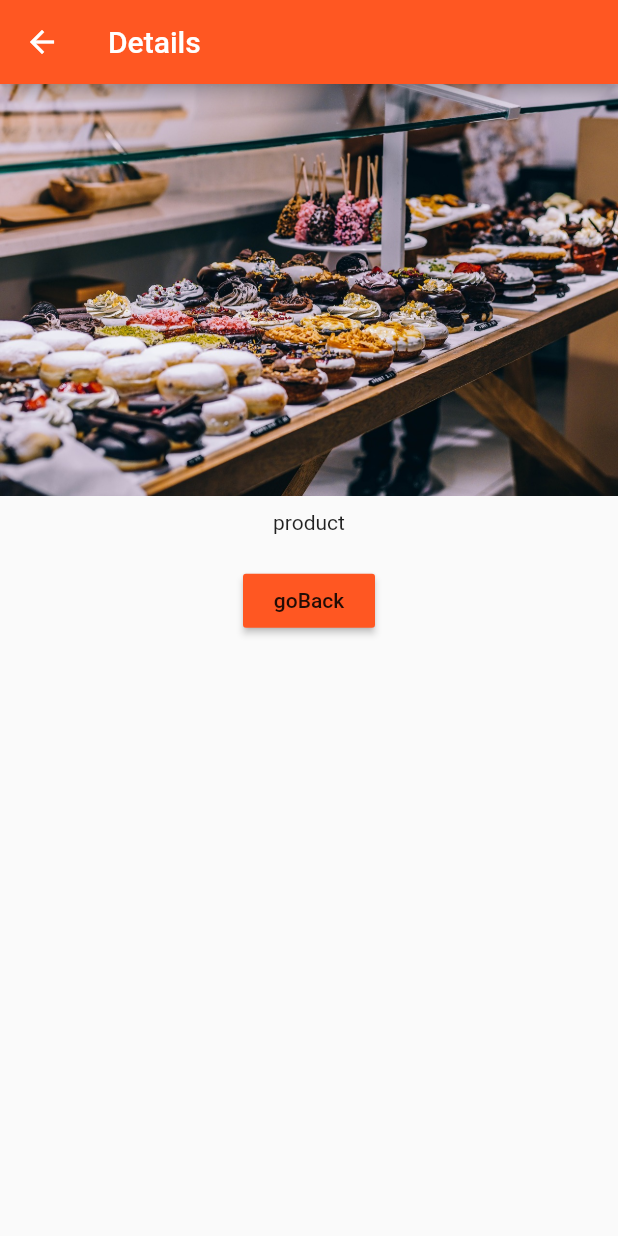
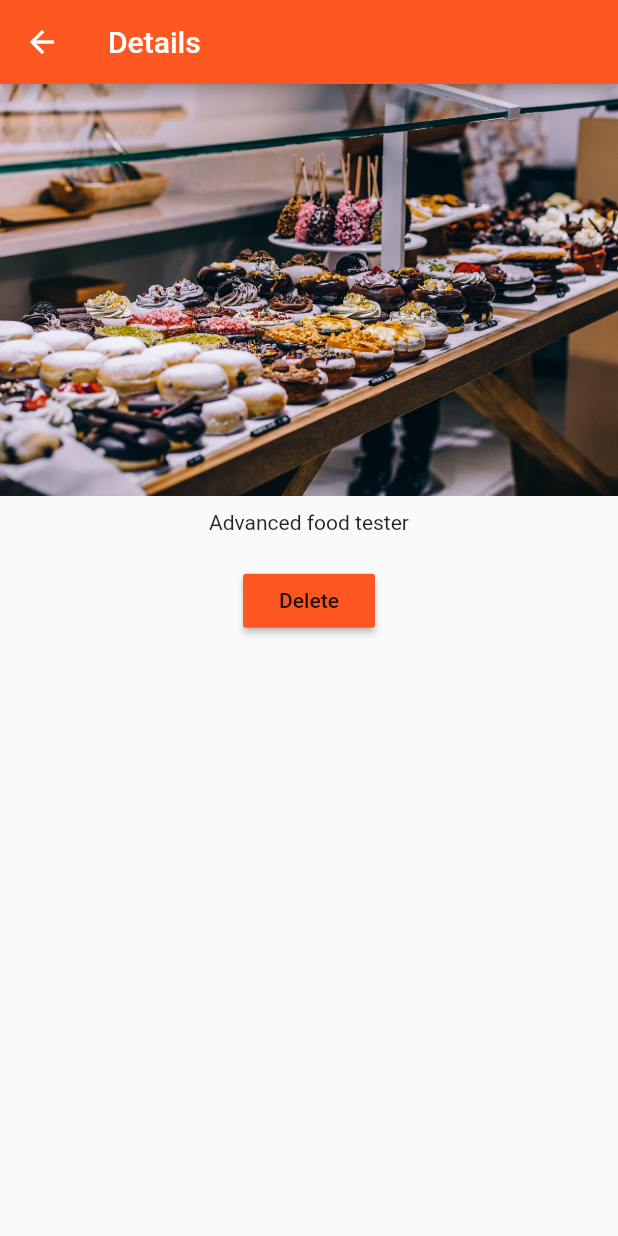
Before and after one commit to MemoryReload/FlutterTutorial, a Flutter app: the screen it shows after launch, after a tap on "Add", after a tap on "Details", on a phone screen of 412 x 824 dp. Run offline on Flutter 3.47's test engine with Material 2 defaults, Android fonts, the phone set to English and light mode, and no system bars.

Commit message:
more stuff

```diff
--- a/com_test_flutter_app/lib/pages/product_detail.dart
+++ b/com_test_flutter_app/lib/pages/product_detail.dart
@@ -1,6 +1,12 @@
 import 'package:flutter/material.dart';
 
 class DetailPage extends StatelessWidget {
+
+  final String title;
+  final String imageURL;
+
+  DetailPage(this.title, this.imageURL);
+
   @override
   Widget build(BuildContext context) {
     return Scaffold(
@@ -10,18 +16,18 @@ class DetailPage extends StatelessWidget {
         body: Column(
           children: <Widget>[
             Image(
-              image: AssetImage("assets/food.jpg"),
+              image: AssetImage(imageURL),
             ),
             Container(
               padding: EdgeInsets.all(10),
-              child: Text("product"),
+              child: Text(title),
             ),
             Container(
               padding: EdgeInsets.all(10),
               child: RaisedButton(
-                child: Text("goBack"),
+                child: Text("Delete"),
                 color: Theme.of(context).primaryColor,
-                onPressed: () => Navigator.pop(context),
+                onPressed: () => Navigator.pop(context,true),
               ),
             ),
           ],
--- a/com_test_flutter_app/lib/products.dart
+++ b/com_test_flutter_app/lib/products.dart
@@ -1,9 +1,10 @@
 import 'package:flutter/material.dart';
+import "dart:async";
 
 import './pages/product_detail.dart';
 
 class Products extends StatelessWidget {
-  final List<String> products;
+  final List<Map<String, String>> products;
 
   Products([this.products = const []]);
 
@@ -15,9 +16,9 @@ class Products extends StatelessWidget {
               child: Column(
                 children: <Widget>[
                   Image(
-                    image: AssetImage("assets/food.jpg"),
+                    image: AssetImage(products[index]["image"]),
                   ),
-                  Text(products[index]),
+                  Text(products[index]["title"]),
                   ButtonBar(
                     alignment: MainAxisAlignment.center,
                     mainAxisSize: MainAxisSize.max,
@@ -25,10 +26,17 @@ class Products extends StatelessWidget {
                       FlatButton(
                           child: Text("Details"),
                           onPressed: () => Navigator.push(
-                              context,
-                              MaterialPageRoute(
-                                  builder: (BuildContext contex) =>
-                                      DetailPage()))),
+                                      context,
+                                      MaterialPageRoute(
+                                          builder: (BuildContext contex) =>
+                                              DetailPage(
+                                                  products[index]["title"],
+                                                  products[index]["image"])))
+                                  .then((result) {
+                                if (result == true) {
+                                  products.removeAt(index);
+                                }
+                              })),
                     ],
                   )
                 ],
--- a/com_test_flutter_app/lib/products_manager.dart
+++ b/com_test_flutter_app/lib/products_manager.dart
@@ -4,7 +4,7 @@ import './products.dart';
 import './products_control.dart';
 
 class ProductsManager extends StatefulWidget {
-  final String startingProduct;
+  final Map<String,String> startingProduct;
 
   ProductsManager({this.startingProduct});
 
@@ -15,7 +15,7 @@ class ProductsManager extends StatefulWidget {
 }
 
 class _ProductsManagerState extends State<ProductsManager> {
-  List<String> _products = [];
+  List<Map<String,String>> _products = [];
 
   @override
   void initState() {
@@ -34,7 +34,7 @@ class _ProductsManagerState extends State<ProductsManager> {
 
   void addProduct() {
     setState(() {
-      _products.add("Advenced food tester");
+      _products.add({"title":"Advanced food tester","image":"assets/food.jpg"});
     });
   }
 }
```
